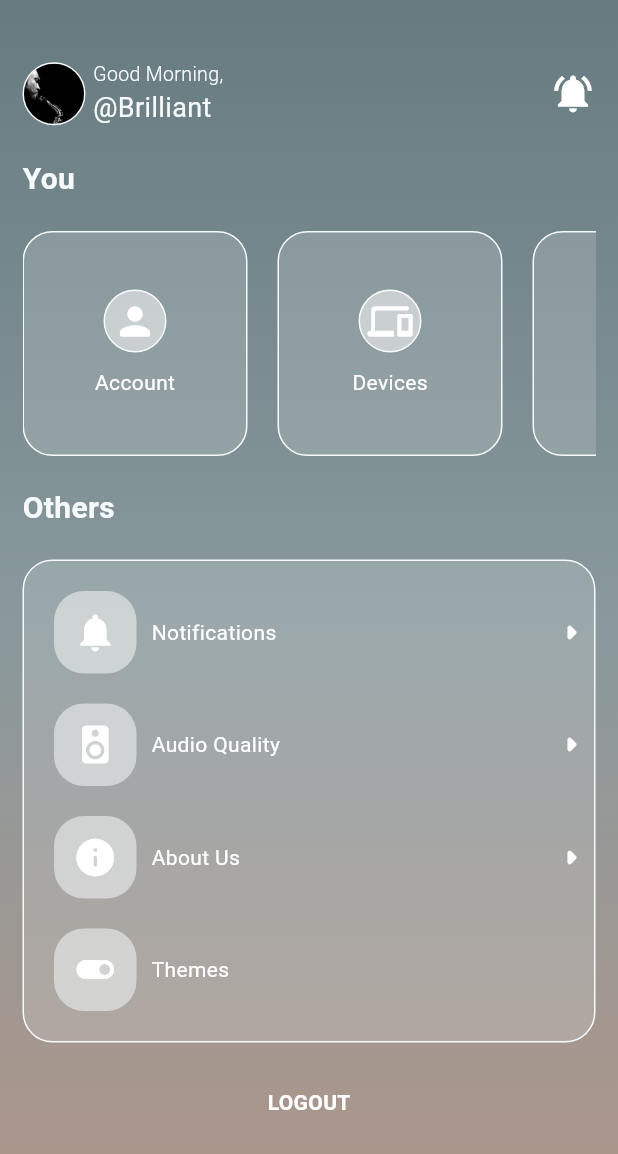
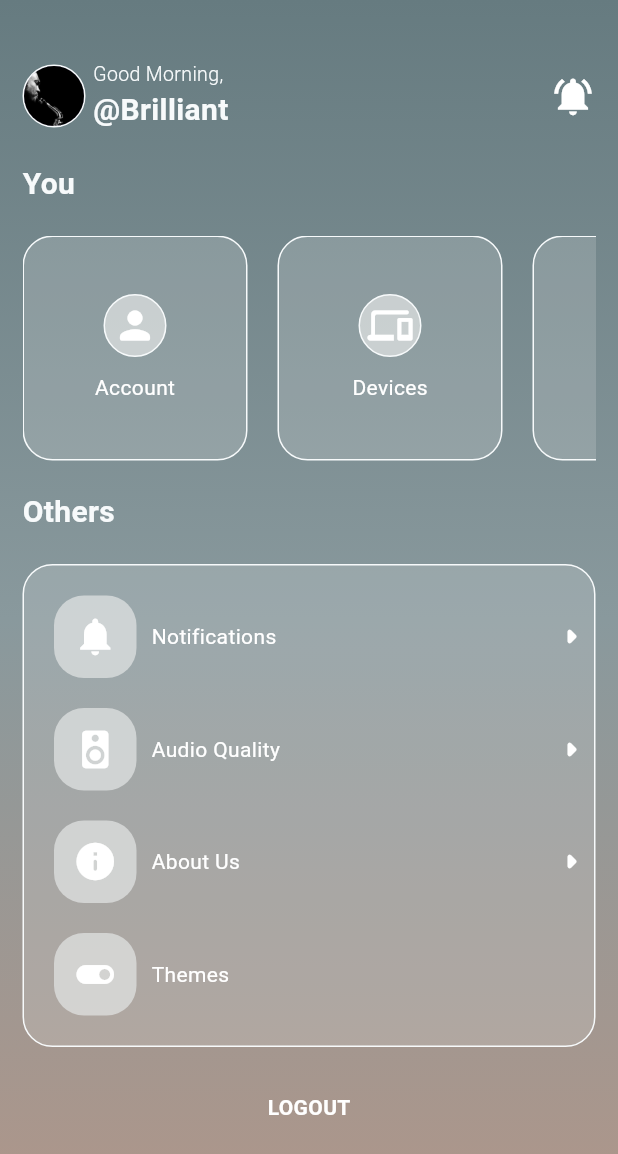
Before and after one commit to kwakyebrilliant/play, a Flutter app: the SettingPage screen opened directly, on a phone screen of 412 x 824 dp. Shown: the top 1154 px of the screen. Run offline on Flutter 3.47's test engine with Material 3 defaults, Android fonts, the phone set to English and light mode, and no system bars.

Commit message:
settings updates

```diff
--- a/lib/screens/settings/setting_page.dart
+++ b/lib/screens/settings/setting_page.dart
@@ -85,9 +85,9 @@ class _SettingPageState extends State<SettingPage> {
                               const Text(
                                 '@Brilliant',
                                 style: TextStyle(
-                                  fontSize: 18.0,
+                                  fontSize: 20.0,
                                   color: Color(0xFFF7fAFB),
-                                  fontWeight: FontWeight.w400,
+                                  fontWeight: FontWeight.w600,
                                 ),
                               ),
                             ],
```
